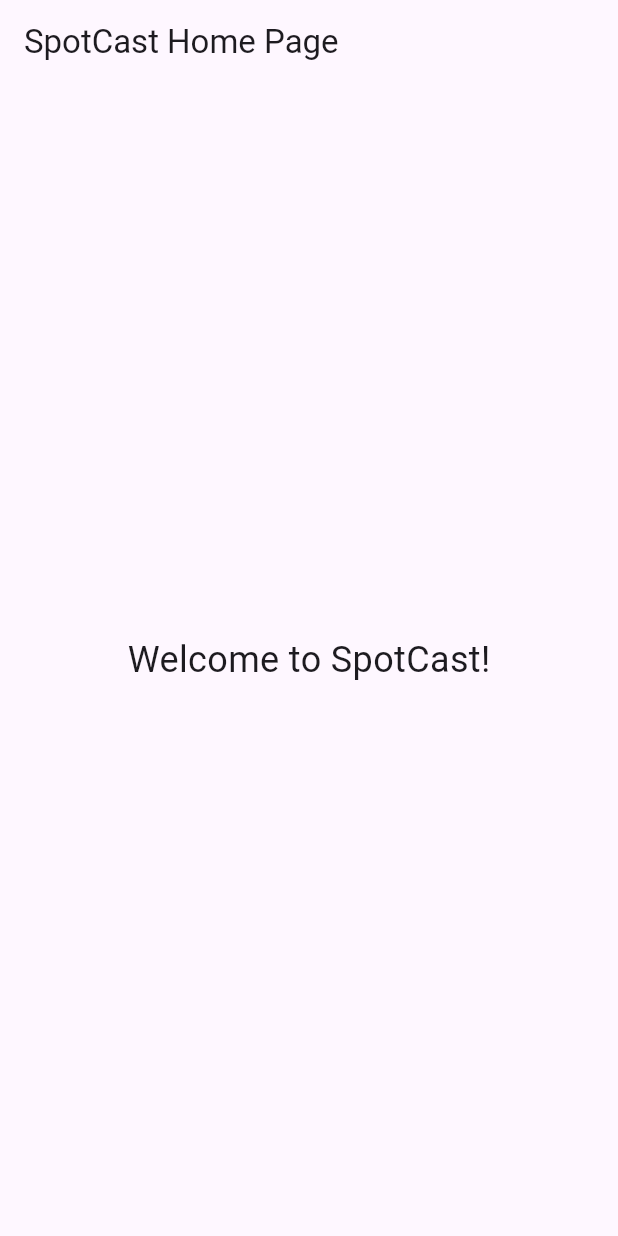
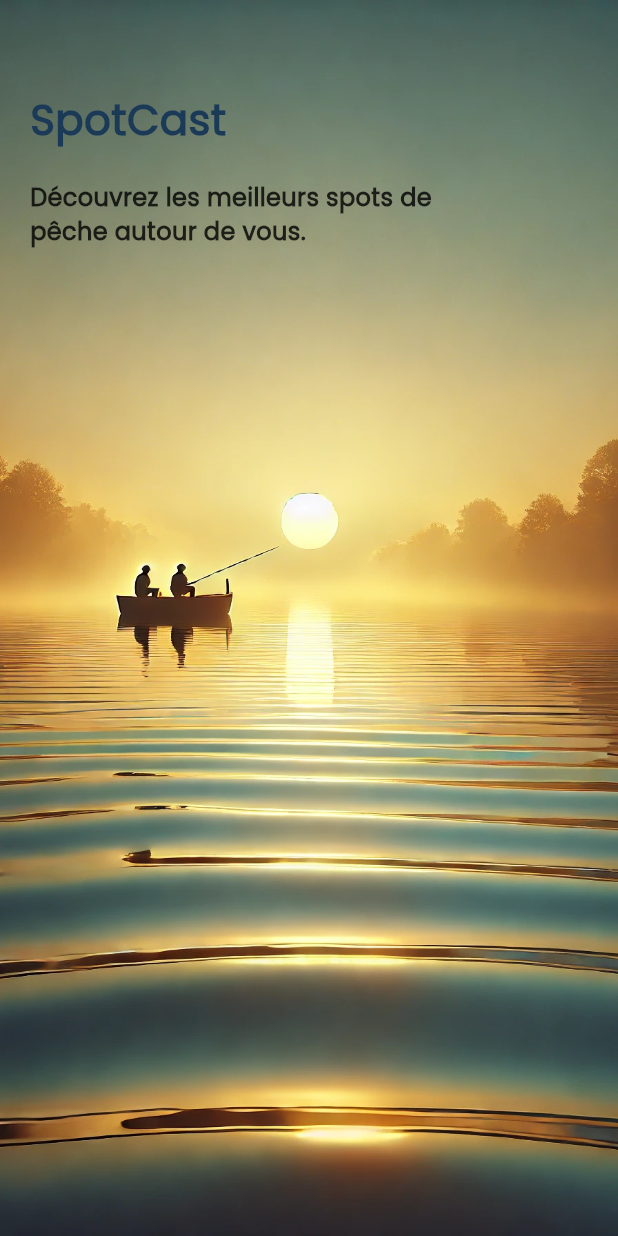
Before and after one commit to MatthieuGriffon/SpotCast, a Flutter app: the screen it shows after launch, on a phone screen of 412 x 824 dp. Run offline on Flutter 3.47's test engine with Material 3 defaults, Android fonts, the light colour scheme and no system bars.

Commit message:
feat: Added background image and updated HomeScreen layout
- Integrated a background image in the HomeScreen using Positioned.fill for full-screen coverage.
- Adjusted text alignment and layout to the left side with crossAxisAlignment.
- Limited description text to one-third of screen width using MediaQuery.
- Improved overall UI to match design with adjusted spacing and styling.

```diff
--- a/frontend/lib/main.dart
+++ b/frontend/lib/main.dart
@@ -15,6 +15,10 @@
     return MaterialApp(
       debugShowCheckedModeBanner: false,
       title: 'SpotCast',
+      theme: ThemeData(
+        fontFamily: 'Poppins',
+        primarySwatch: Colors.blue,
+      ),
       initialRoute: '/',
       routes: {
         '/': (context) => const SplashScreen(),
--- a/frontend/lib/screens/home_screen.dart
+++ b/frontend/lib/screens/home_screen.dart
@@ -1,19 +1,60 @@
 import 'package:flutter/material.dart';
 
 class HomeScreen extends StatelessWidget {
-  const HomeScreen({super.key}); // Utilisation des super paramètres simplifiée
+  const HomeScreen({super.key});
 
   @override
   Widget build(BuildContext context) {
+    // Obtenir la largeur de l'écran
+    final double screenWidth = MediaQuery.of(context).size.width;
+
     return Scaffold(
-      appBar: AppBar(
-        title: const Text('SpotCast Home Page'),
-      ),
-      body: const Center(
-        child: Text(
-          'Welcome to SpotCast!',
-          style: TextStyle(fontSize: 24),
-        ),
+      // On supprime l'AppBar pour que l'image de fond prenne tout l'écran
+      body: Stack(
+        children: [
+          // Image de fond
+          Positioned.fill(
+            child: Image.asset(
+              'assets/images/realistic_sunrise.webp', // Remplace par le chemin correct vers ton image
+              fit: BoxFit.cover,
+            ),
+          ),
+          // Contenu principal
+          Positioned(
+            top: 60, // Ajuster pour remonter le texte si nécessaire
+            left: 20,
+            right: 20,
+            child: Column(
+              crossAxisAlignment: CrossAxisAlignment.start,
+              children: [
+                // Titre de l'application
+                const Text(
+                  'SpotCast',
+                  style: TextStyle(
+                    fontFamily: 'Poppins',
+                    fontSize: 28,
+                    fontWeight: FontWeight.bold,
+                    color: Color(0xFF1B3A57),
+                  ),
+                ),
+                const SizedBox(height: 20),
+                // Texte de description limité à un tiers de la largeur de l'écran
+                SizedBox(
+                  width: screenWidth / 1.5,
+                  child: const Text(
+                    'Découvrez les meilleurs spots de pêche autour de vous.',
+                    style: TextStyle(
+                      fontFamily: 'Poppins',
+                      fontSize: 16,
+                      fontWeight: FontWeight.bold,
+                      color: Color(0xCC000000),
+                    ),
+                  ),
+                ),
+              ],
+            ),
+          ),
+        ],
       ),
     );
   }
--- a/frontend/lib/widgets/splash/splash_screen.dart
+++ b/frontend/lib/widgets/splash/splash_screen.dart
@@ -1,13 +1,13 @@
 import 'package:flutter/material.dart';
 
 class SplashScreen extends StatefulWidget {
-  const SplashScreen({Key? key}) : super(key: key);
+  const SplashScreen({super.key});
 
   @override
-  _SplashScreenState createState() => _SplashScreenState();
+  SplashScreenState createState() => SplashScreenState();
 }
 
-class _SplashScreenState extends State<SplashScreen>
+class SplashScreenState extends State<SplashScreen>
     with SingleTickerProviderStateMixin {
   late AnimationController _controller;
   late Animation<double> _animation;
@@ -31,7 +31,9 @@
 
     // Naviguer vers la page d'accueil après le splash screen
     Future.delayed(const Duration(seconds: 4), () {
-      Navigator.pushReplacementNamed(context, '/home');
+      if (mounted) {
+        Navigator.pushReplacementNamed(context, '/home');
+      }
     });
   }
 
@@ -41,6 +43,7 @@
     super.dispose();
   }
 
+  // Ici, on implémente la méthode build
   @override
   Widget build(BuildContext context) {
     return Scaffold(
@@ -61,7 +64,7 @@
                 child: LinearProgressIndicator(
                   value: _animation.value,
                   backgroundColor: Colors.white.withOpacity(0.5),
-                  valueColor: AlwaysStoppedAnimation<Color>(Colors.blue),
+                  valueColor: const AlwaysStoppedAnimation<Color>(Colors.blue),
                 ),
               ),
             ],
--- a/frontend/pubspec.yaml
+++ b/frontend/pubspec.yaml
@@ -22,6 +22,7 @@
   assets:
     - assets/images/
     - assets/fonts/
+    - assets/images/realistic_sunrise.webp
 
   fonts:
     - family: Lato
```
Also changed, not shown: frontend/assets/images/realistic_sunrise.webp (added).
